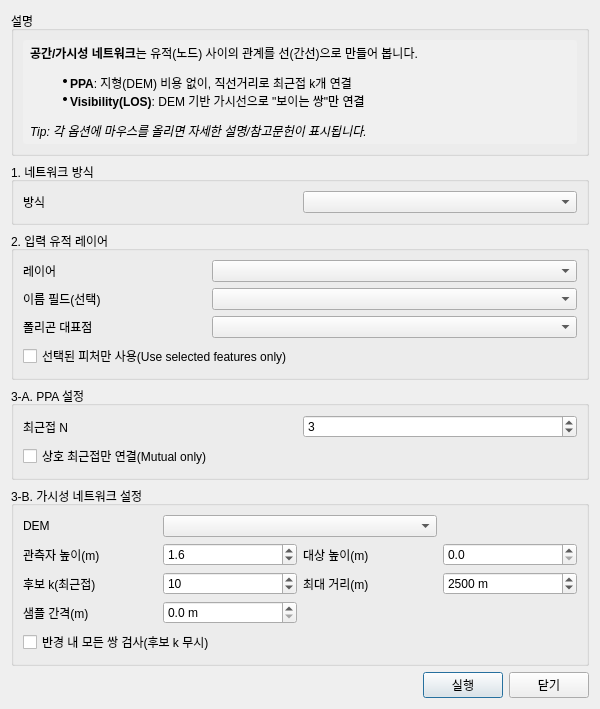
This is tools/spatial_network_dialog_base.ui in lzpxilfe/ar as Qt 5 draws it before an edit. The edited form follows.
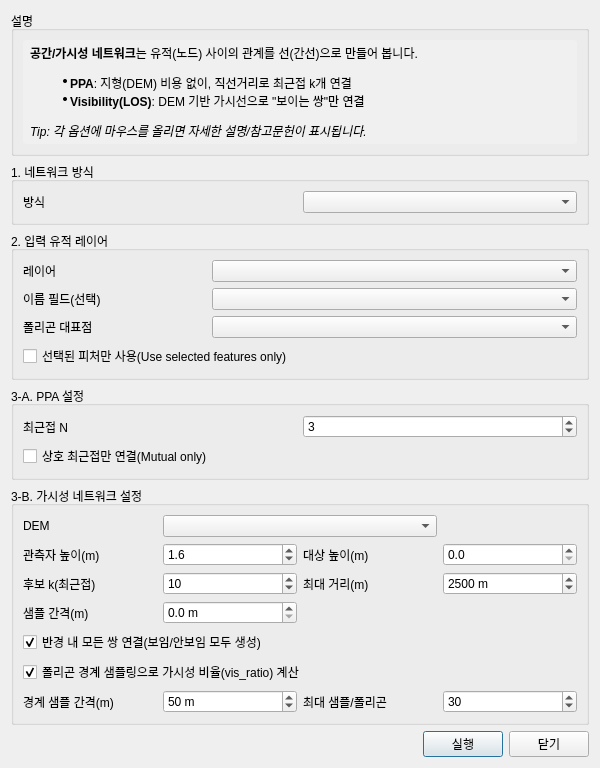
This is the edited form. Custom widgets are drawn as their Qt base class.

Commit message: Visibility network: full connections + polygon boundary vis ratio (v1.6.88)

```diff
--- a/tools/spatial_network_dialog_base.ui
+++ b/tools/spatial_network_dialog_base.ui
@@ -293,10 +293,69 @@
          <string>체크하면 후보 k 제한을 무시하고, (최대 거리 내) 모든 쌍을 LOS로 검사합니다. 노드가 많으면 느릴 수 있습니다.</string>
         </property>
         <property name="text">
-         <string>반경 내 모든 쌍 검사(후보 k 무시)</string>
+         <string>반경 내 모든 쌍 연결(보임/안보임 모두 생성)</string>
         </property>
         <property name="checked">
-         <bool>false</bool>
+         <bool>true</bool>
+        </property>
+       </widget>
+      </item>
+      <item row="5" column="0" colspan="4">
+       <widget class="QCheckBox" name="chkPolyBoundaryVis">
+        <property name="toolTip">
+         <string>입력 레이어가 폴리곤일 때, 대표점(centroid/point-on-surface) 1개가 아니라 폴리곤 경계를 샘플링하여 '가시성 비율(vis_ratio)'을 계산합니다. (느릴 수 있음)</string>
+        </property>
+        <property name="text">
+         <string>폴리곤 경계 샘플링으로 가시성 비율(vis_ratio) 계산</string>
+        </property>
+        <property name="checked">
+         <bool>true</bool>
+        </property>
+       </widget>
+      </item>
+      <item row="6" column="0">
+       <widget class="QLabel" name="lblPolyBoundaryStep">
+        <property name="text">
+         <string>경계 샘플 간격(m)</string>
+        </property>
+       </widget>
+      </item>
+      <item row="6" column="1">
+       <widget class="QDoubleSpinBox" name="spinPolyBoundaryStep">
+        <property name="decimals">
+         <number>0</number>
+        </property>
+        <property name="minimum">
+         <double>1.000000000000000</double>
+        </property>
+        <property name="maximum">
+         <double>100000.000000000000000</double>
+        </property>
+        <property name="value">
+         <double>50.000000000000000</double>
+        </property>
+        <property name="suffix">
+         <string> m</string>
+        </property>
+       </widget>
+      </item>
+      <item row="6" column="2">
+       <widget class="QLabel" name="lblPolyMaxPts">
+        <property name="text">
+         <string>최대 샘플/폴리곤</string>
+        </property>
+       </widget>
+      </item>
+      <item row="6" column="3">
+       <widget class="QSpinBox" name="spinPolyMaxBoundaryPts">
+        <property name="minimum">
+         <number>4</number>
+        </property>
+        <property name="maximum">
+         <number>1000</number>
+        </property>
+        <property name="value">
+         <number>30</number>
         </property>
        </widget>
       </item>
```
Left out of the diff: 2 changed lines with no effect on the pictures. The commit also changes 2 other files.
